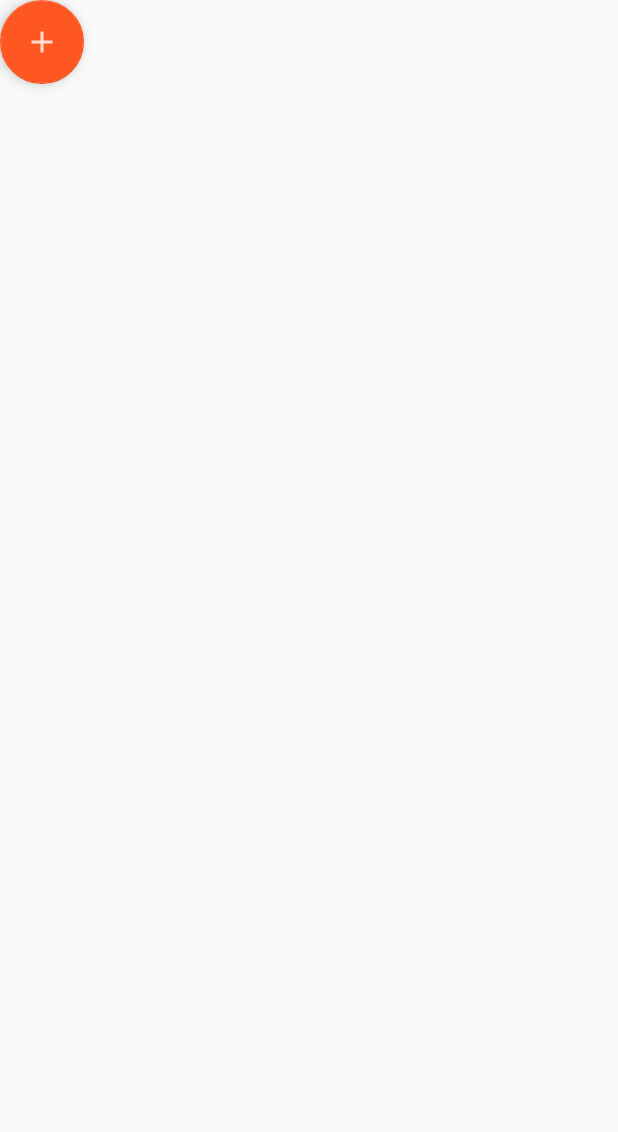
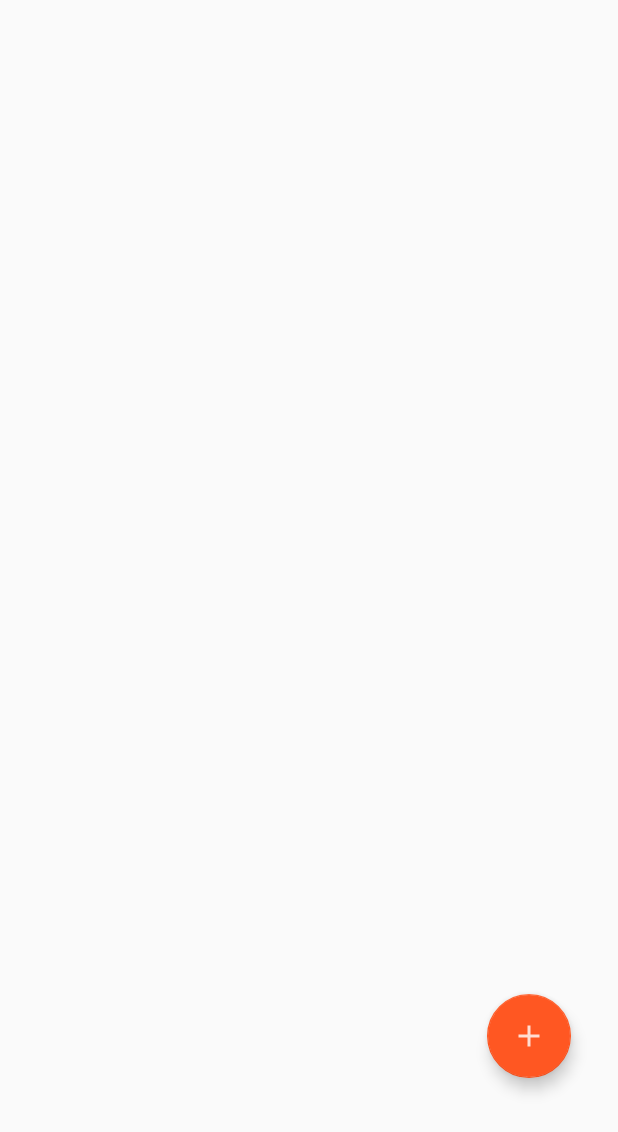
Before and after one commit to UpAndDownAgain/TrackingIron, an Android app: the layout activity_main.xml on its own in the app's theme, with its tools: preview values and no code run, on a phone screen of 412 x 824 dp. Shown: the top 1132 px of the screen. Run offline under Robolectric (Android 15) with nearby library versions, the phone set to English and light mode, and no system bars.

Commit message:
pridan recycler view a pozice fab

```diff
--- a/app/src/main/res/layout/activity_main.xml
+++ b/app/src/main/res/layout/activity_main.xml
@@ -11,9 +11,23 @@
         android:layout_width="wrap_content"
         android:layout_height="wrap_content"
         android:layout_gravity="bottom|end"
-        android:layout_margin="16dp"
+        android:layout_margin="30dp"
         android:clickable="true"
         android:focusable="true"
         app:srcCompat="@drawable/ic_add_fab"
-        />
+        app:layout_constraintBottom_toBottomOf="@+id/recyclerView"
+        app:layout_constraintEnd_toEndOf="@id/recyclerView"
+
+      />
+
+    <androidx.recyclerview.widget.RecyclerView
+        android:id="@+id/recyclerView"
+        android:layout_width="409dp"
+        android:layout_height="673dp"
+        app:layout_constraintBottom_toBottomOf="parent"
+        app:layout_constraintEnd_toEndOf="parent"
+        app:layout_constraintStart_toStartOf="parent"
+        app:layout_constraintTop_toTopOf="parent">
+
+    </androidx.recyclerview.widget.RecyclerView>
 </androidx.constraintlayout.widget.ConstraintLayout>
```
